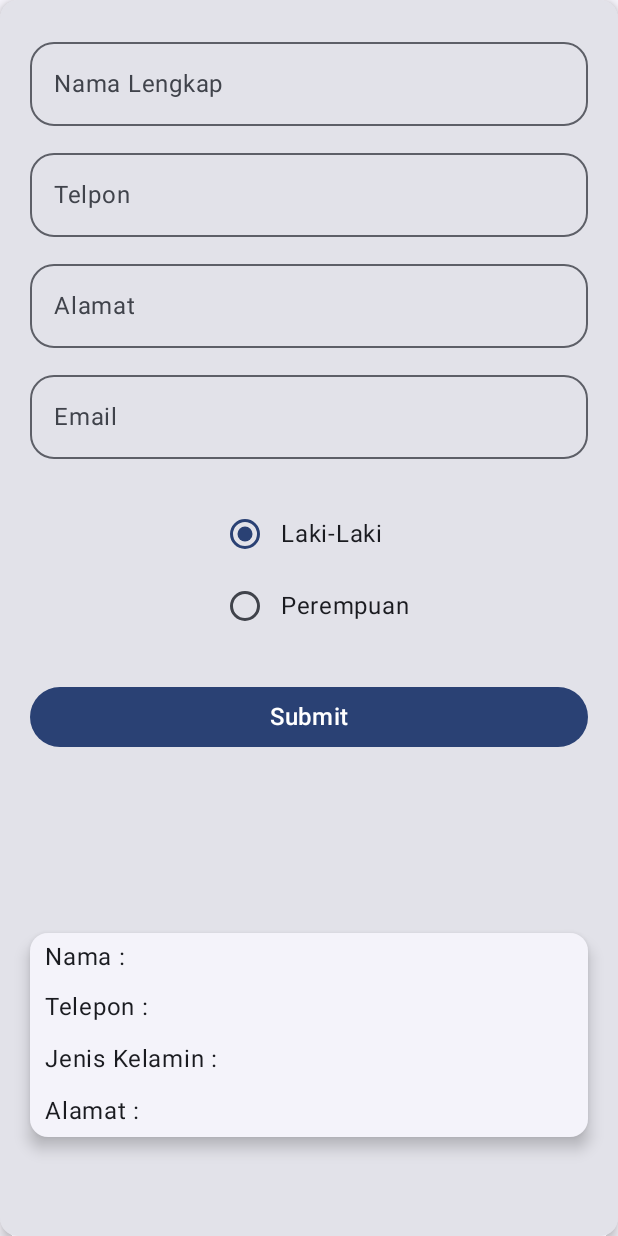
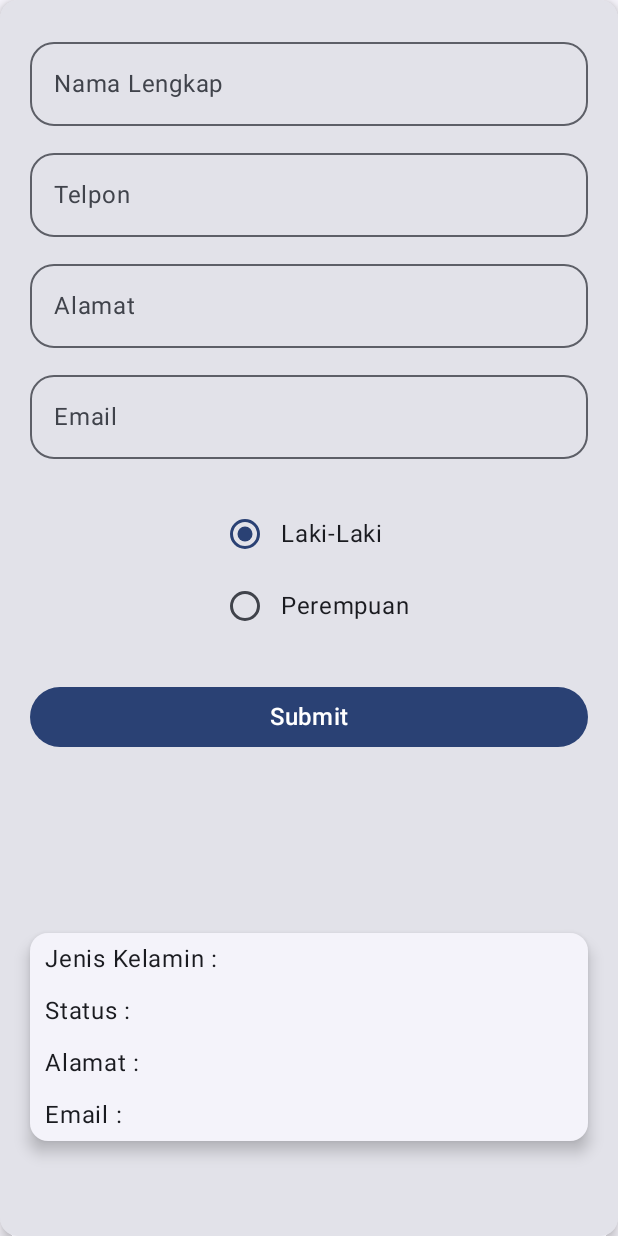
Before and after one commit to RoqiSB/114_ViewModel, an Android app built with Jetpack Compose: the screen it shows after launch (MainActivity), after a tap on "Laki-Laki", on a phone screen of 412 x 824 dp. Run offline under Robolectric (Android 15) with nearby library versions, the phone set to English and light mode, and no system bars.

Commit message:
menambahkan email pada elevatedcard

```diff
--- a/app/src/main/java/com/example/datainput/MainActivity.kt
+++ b/app/src/main/java/com/example/datainput/MainActivity.kt
@@ -71,7 +71,7 @@ fun GreetingPreview() {
     }
 }
 @Composable
-fun TextHasil(namanya: String, telponnya: String, jenisnya: String, alamatnya: String)
+fun TextHasil(namanya: String, telponnya: String, jenisnya: String, alamatnya: String, emailnya: String, statusnya: String)
 {
     ElevatedCard (
         elevation = CardDefaults.cardElevation(
@@ -79,16 +79,16 @@ fun TextHasil(namanya: String, telponnya: String, jenisnya: String, alamatnya: S
         ),
         modifier = Modifier.fillMaxWidth()
     ){
-        Text(text = "Nama : " + namanya,
-            modifier = Modifier.padding(horizontal = 10.dp, vertical = 4.dp)
-        )
-        Text(text = "Telepon : " + telponnya,
-            modifier = Modifier.padding(horizontal = 10.dp, vertical = 5.dp)
-        )
         Text(text = "Jenis Kelamin : " + jenisnya,
             modifier = Modifier.padding(horizontal = 10.dp, vertical = 5.dp)
         )
+        Text(text = "Status : " + statusnya,
+            modifier = Modifier.padding(horizontal = 10.dp, vertical = 5.dp)
+        )
         Text(text = "Alamat : " + alamatnya,
+            modifier = Modifier.padding(horizontal = 10.dp, vertical = 5.dp)
+        )
+        Text(text = "Email : " + emailnya,
             modifier = Modifier.padding(horizontal = 10.dp, vertical = 5.dp)
         )
 
@@ -179,7 +179,9 @@ fun TampilForm(cobaViewModel: CobaViewModel = viewModel()){
         namanya = cobaViewModel.namaUsr,
         telponnya = cobaViewModel.noTlp,
         jenisnya = cobaViewModel.jenisKl,
-        alamatnya = cobaViewModel.alamat,)}
+        alamatnya = cobaViewModel.alamat,
+        emailnya = cobaViewModel.email,
+        statusnya = cobaViewModel.status)}
 
 @Composable
 fun TampilLayout(
--- a/app/src/main/java/com/example/datainput/viewmodel.kt
+++ b/app/src/main/java/com/example/datainput/viewmodel.kt
@@ -52,6 +52,7 @@ class CobaViewModel : ViewModel(){
         private set
     var email: String by mutableStateOf("")
         private set
+    var status: String by mutableStateOf("")
     private val _uiState = MutableStateFlow(Dataform())
     val uiState: StateFlow<Dataform> = _uiState.asStateFlow()
 
```
